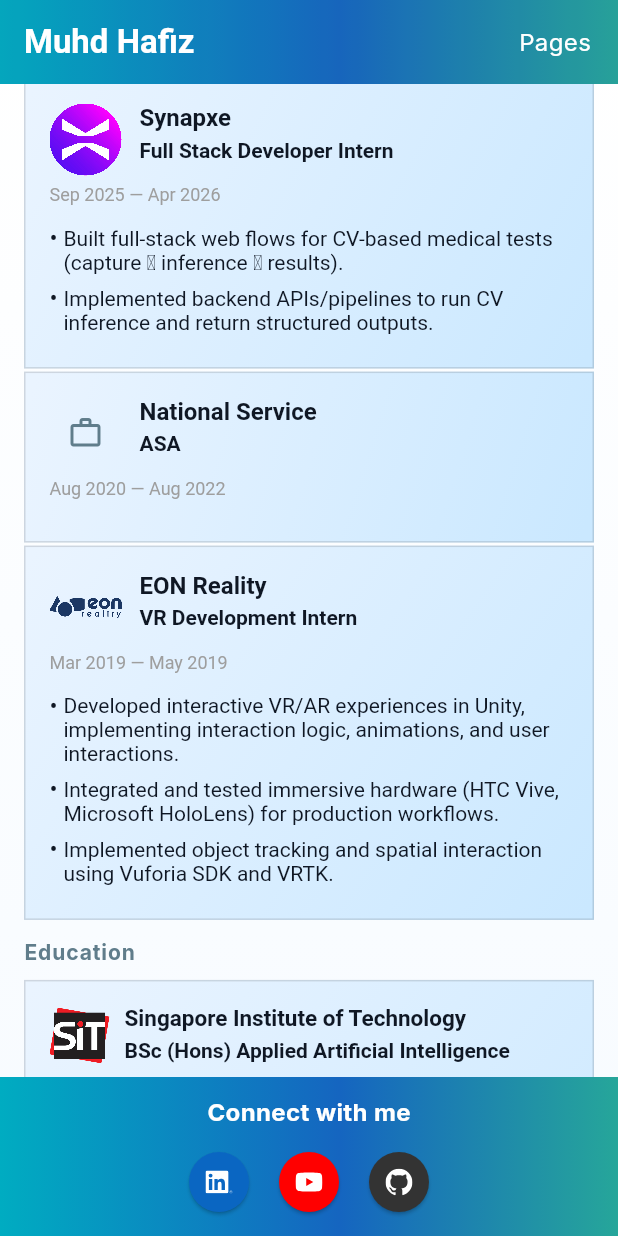
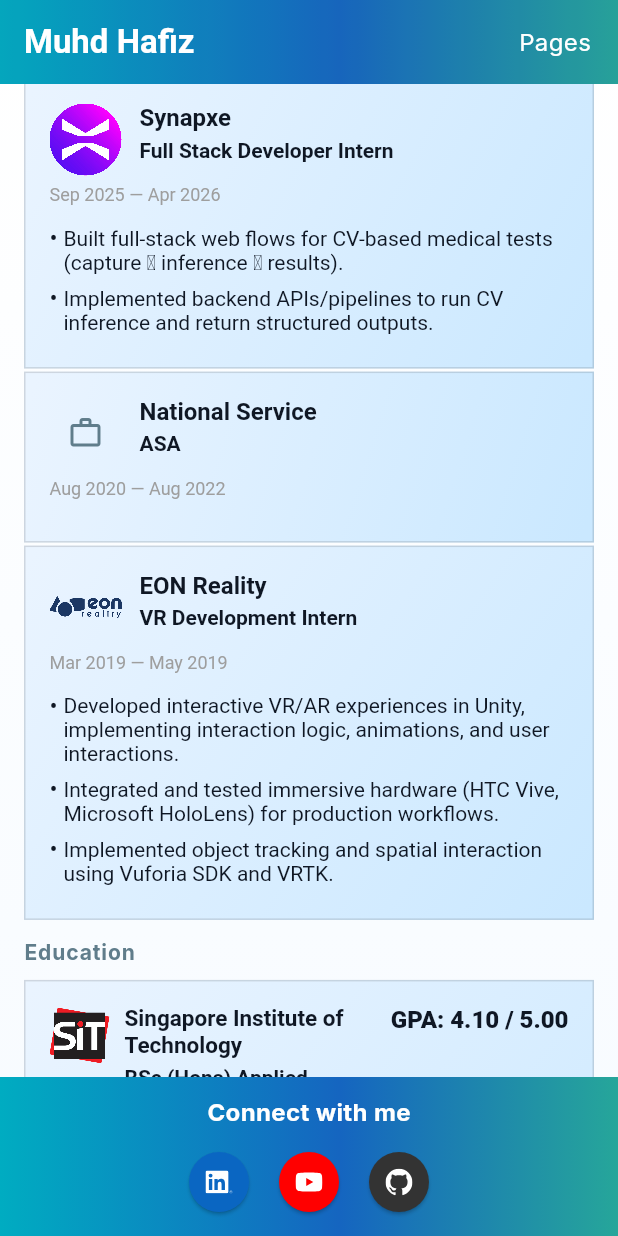
Before and after one commit to dragonstonehafiz/portfolio-site, a Flutter app: the screen it shows after launch, scrolled down 1152 dp, on a phone screen of 412 x 824 dp. Run offline on Flutter 3.47's test engine with Material 3 defaults, Android fonts, the light colour scheme and no system bars; our stand-ins replace flutter_svg, google_fonts, web; missing offline and left inert: dart:ui_web; network calls fail.

Commit message:
feat: update home page

```diff
--- a/lib/widgets/landing/landing_education_card.dart
+++ b/lib/widgets/landing/landing_education_card.dart
@@ -33,7 +33,7 @@
               child: Column(
                 crossAxisAlignment: CrossAxisAlignment.start,
                 children: [
-                  // Header row: Icon (left) + School/Course (center-left, expanded)
+                  // Header row: Icon (left) + School/Course + GPA (right)
                   Row(
                     crossAxisAlignment: CrossAxisAlignment.start,
                     children: [
@@ -77,30 +77,35 @@
                           ],
                         ),
                       ),
+                      if (edu.gpa != null && edu.gpa!.isNotEmpty) ...[
+                        SizedBox(width: isMobile ? 8 : 16),
+                        FittedBox(
+                          fit: BoxFit.scaleDown,
+                          child: Text(
+                            'GPA: ${edu.gpa}',
+                            style: TextStyle(
+                              fontSize: isMobile ? 16 : 22,
+                              fontWeight: FontWeight.w800,
+                              color: AppColors.textPrimary,
+                            ),
+                          ),
+                        ),
+                      ],
                     ],
                   ),
                   const SizedBox(height: 6),
-                  // Date range and GPA on the same row
+                  // Date range row
                   Row(
                     children: [
                       Expanded(
                         child: Text(
-                          '${_formatMonthYear(edu.start)} — ${edu.end != null ? _formatMonthYear(edu.end) : 'Present'}',
+                          '${_formatMonthYear(edu.start)} - ${edu.end != null ? _formatMonthYear(edu.end) : 'Present'}',
                           style: const TextStyle(
                             color: Colors.grey,
                             fontSize: 12,
                           ),
                         ),
                       ),
-                      if (edu.gpa != null && edu.gpa!.isNotEmpty)
-                        Text(
-                          'GPA: ${edu.gpa}',
-                          style: const TextStyle(
-                            fontSize: 12,
-                            fontWeight: FontWeight.w600,
-                            color: Colors.black87,
-                          ),
-                        ),
                     ],
                   ),
                   const SizedBox(height: 12),
--- a/lib/widgets/project/project_compact_card.dart
+++ b/lib/widgets/project/project_compact_card.dart
@@ -165,9 +165,7 @@
     if (type.isEmpty) return 'PROJECT';
     final t = type.trim().toLowerCase();
     if (t == 'artificial intelligence') return 'AI';
-    return t.length <= 10
-        ? type.toUpperCase()
-        : type.substring(0, 10).toUpperCase();
+    return type.toUpperCase();
   }
 
   Color _placeholderColorForType(String type) {
```
